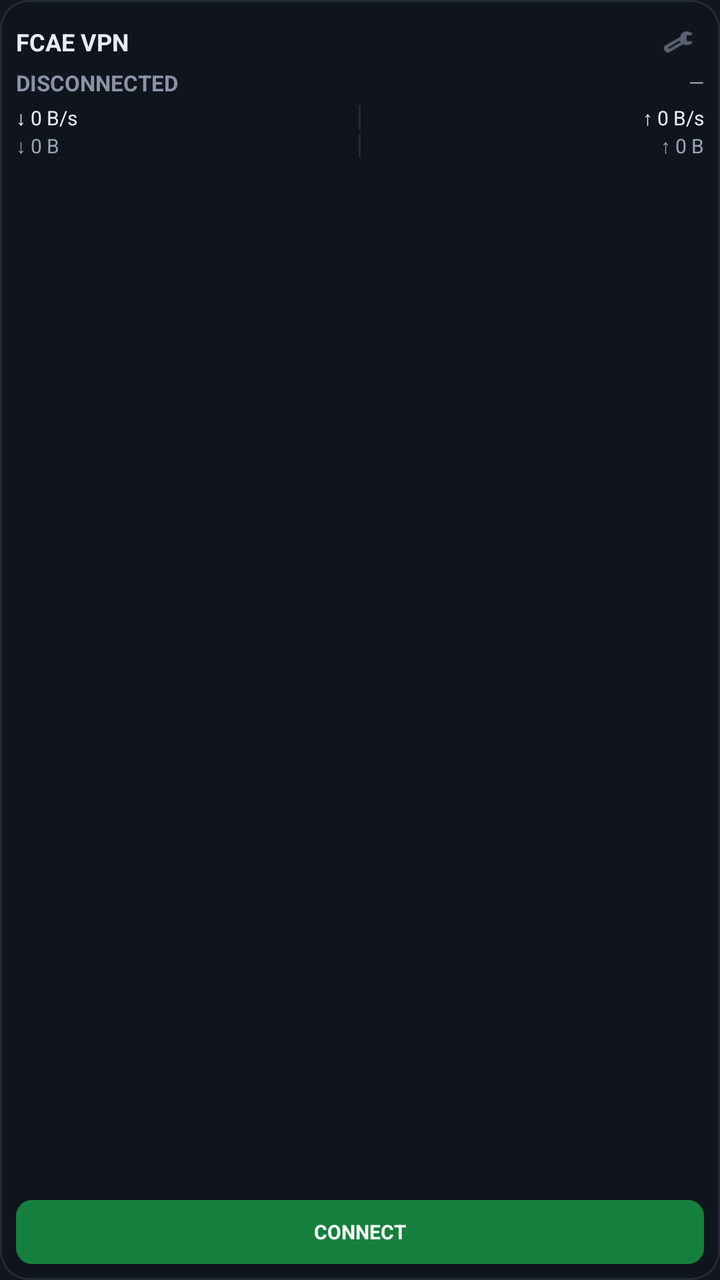
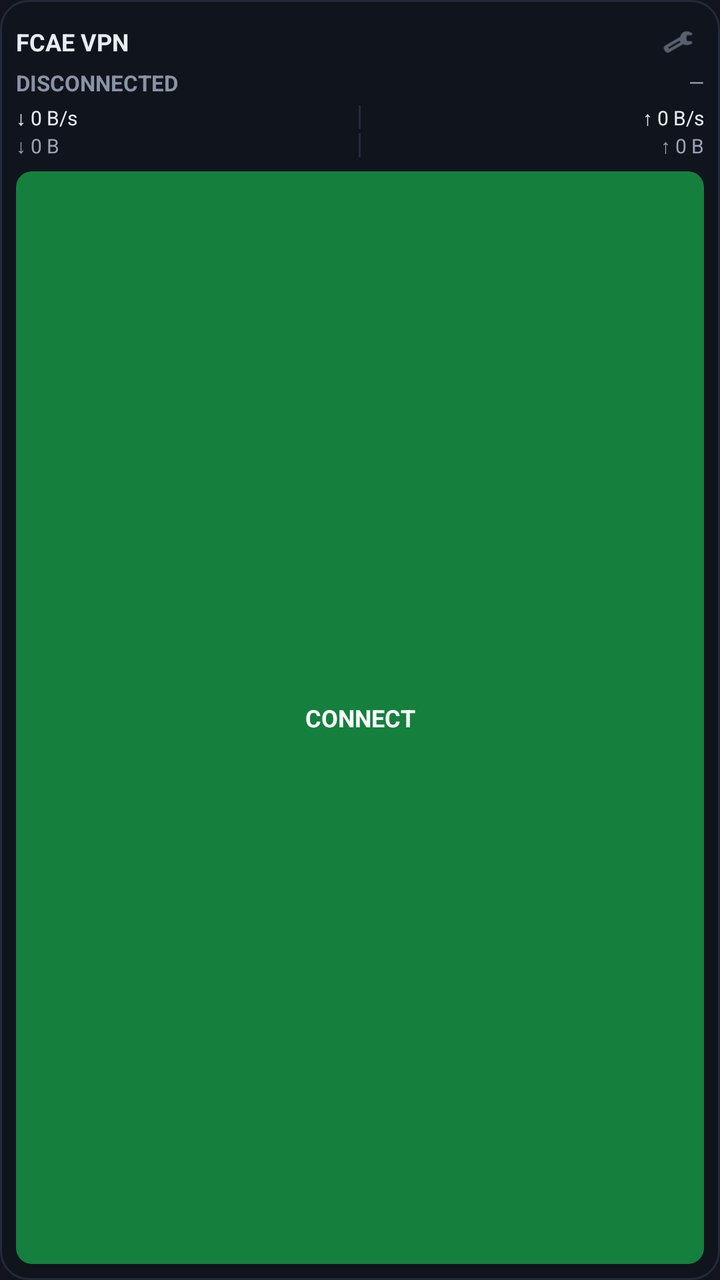

An Android layout rendered at two revisions. The XML below is the earlier revision; the diff shows what the commit changed to produce the second picture.
<!-- AndroidManifest.xml: application theme Theme.FCAEVPN -->
<!-- res/layout/widget_vpn.xml -->
<?xml version="1.0" encoding="utf-8"?>
<LinearLayout xmlns:android="http://schemas.android.com/apk/res/android"
    android:id="@+id/widget_root"
    android:layout_width="match_parent"
    android:layout_height="match_parent"
    android:background="@drawable/widget_bg"
    android:orientation="vertical"
    android:padding="8dp">

    
    <LinearLayout
        android:id="@+id/widget_header"
        android:layout_width="match_parent"
        android:layout_height="wrap_content"
        android:gravity="center_vertical"
        android:orientation="horizontal">

        <TextView
            android:id="@+id/widget_title"
            android:layout_width="0dp"
            android:layout_height="wrap_content"
            android:layout_weight="1"
            android:ellipsize="end"
            android:singleLine="true"
            android:text="FCAE VPN"
            android:textColor="#FFE8ECF4"
            android:textSize="12sp"
            android:textStyle="bold" />

        <ImageButton
            android:id="@+id/widget_btn_settings"
            android:layout_width="26dp"
            android:layout_height="26dp"
            android:background="@android:color/transparent"
            android:contentDescription="Settings"
            android:padding="5dp"
            android:scaleType="fitCenter"
            android:src="@android:drawable/ic_menu_preferences"
            android:tint="#FF8A93A6" />
    </LinearLayout>

    
    <LinearLayout
        android:layout_width="match_parent"
        android:layout_height="wrap_content"
        android:gravity="center_vertical"
        android:orientation="horizontal">

        <TextView
            android:id="@+id/widget_status"
            android:layout_width="0dp"
            android:layout_height="wrap_content"
            android:layout_weight="1"
            android:ellipsize="end"
            android:singleLine="true"
            android:text="DISCONNECTED"
            android:textColor="#FF8A93A6"
            android:textSize="11sp"
            android:textStyle="bold" />

        <TextView
            android:id="@+id/widget_rtt"
            android:layout_width="wrap_content"
            android:layout_height="wrap_content"
            android:layout_marginStart="4dp"
            android:singleLine="true"
            android:text="—"
            android:textColor="#FF9AA3B5"
            android:textSize="10sp" />
    </LinearLayout>

    
    <LinearLayout
        android:layout_width="match_parent"
        android:layout_height="wrap_content"
        android:layout_marginTop="3dp"
        android:gravity="center_vertical"
        android:orientation="horizontal">

        <TextView
            android:id="@+id/widget_rx_rate"
            android:layout_width="0dp"
            android:layout_height="wrap_content"
            android:layout_weight="1"
            android:ellipsize="end"
            android:singleLine="true"
            android:text="↓ 0 B/s"
            android:textColor="#FFE8ECF4"
            android:textSize="10sp" />

        <TextView
            android:layout_width="1dp"
            android:layout_height="12dp"
            android:layout_marginStart="4dp"
            android:layout_marginEnd="4dp"
            android:background="#FF242B38" />

        <TextView
            android:id="@+id/widget_tx_rate"
            android:layout_width="0dp"
            android:layout_height="wrap_content"
            android:layout_weight="1"
            android:ellipsize="end"
            android:gravity="end"
            android:singleLine="true"
            android:text="↑ 0 B/s"
            android:textColor="#FFE8ECF4"
            android:textSize="10sp" />
    </LinearLayout>

    
    <LinearLayout
        android:layout_width="match_parent"
        android:layout_height="wrap_content"
        android:gravity="center_vertical"
        android:orientation="horizontal">

        <TextView
            android:id="@+id/widget_rx_total"
            android:layout_width="0dp"
            android:layout_height="wrap_content"
            android:layout_weight="1"
            android:ellipsize="end"
            android:singleLine="true"
            android:text="↓ 0 B"
            android:textColor="#FF9AA3B5"
            android:textSize="10sp" />

        <TextView
            android:layout_width="1dp"
            android:layout_height="12dp"
            android:layout_marginStart="4dp"
            android:layout_marginEnd="4dp"
            android:background="#FF242B38" />

        <TextView
            android:id="@+id/widget_tx_total"
            android:layout_width="0dp"
            android:layout_height="wrap_content"
            android:layout_weight="1"
            android:ellipsize="end"
            android:gravity="end"
            android:singleLine="true"
            android:text="↑ 0 B"
            android:textColor="#FF9AA3B5"
            android:textSize="10sp" />
    </LinearLayout>

    
    <LinearLayout
        android:layout_width="match_parent"
        android:layout_height="0dp"
        android:layout_marginTop="6dp"
        android:layout_weight="1"
        android:gravity="bottom"
        android:orientation="horizontal">

        <TextView
            android:id="@+id/widget_btn_pause_resume"
            android:layout_width="0dp"
            android:layout_height="32dp"
            android:layout_marginEnd="6dp"
            android:layout_weight="1"
            android:background="@drawable/widget_btn_tun_stop"
            android:gravity="center"
            android:singleLine="true"
            android:text="STOP"
            android:textColor="#FFFFFFFF"
            android:textSize="10sp"
            android:textStyle="bold"
            android:visibility="gone" />

        <TextView
            android:id="@+id/widget_btn_action"
            android:layout_width="0dp"
            android:layout_height="32dp"
            android:layout_weight="2"
            android:background="@drawable/widget_btn_connect"
            android:gravity="center"
            android:singleLine="true"
            android:text="CONNECT"
            android:textColor="#FFFFFFFF"
            android:textSize="10sp"
            android:textStyle="bold" />
    </LinearLayout>

</LinearLayout>
<!-- resources referenced by this layout -->
<resources>
  <!-- drawable widget_bg (drawable) -->
  <?xml version="1.0" encoding="utf-8"?>
  <shape xmlns:android="http://schemas.android.com/apk/res/android"
      android:shape="rectangle">
      <solid android:color="#FF10141D" />
      <corners android:radius="14dp" />
      <stroke
          android:width="1dp"
          android:color="#FF242B38" />
  </shape>
  <!-- drawable widget_btn_connect (drawable) -->
  <?xml version="1.0" encoding="utf-8"?>
  <shape xmlns:android="http://schemas.android.com/apk/res/android"
      android:shape="rectangle">
      <solid android:color="#FF15803D" />
      <corners android:radius="8dp" />
  </shape>
  <!-- drawable widget_btn_tun_stop (drawable) -->
  <?xml version="1.0" encoding="utf-8"?>
  <shape xmlns:android="http://schemas.android.com/apk/res/android"
      android:shape="rectangle">
      <solid android:color="#FFB45309" />
      <corners android:radius="8dp" />
  </shape>
  <style name="Theme.FCAEVPN" parent="Theme.MaterialComponents.DayNight.NoActionBar">
          <item name="colorPrimary">#FF1A3A5C</item>
          <item name="colorPrimaryVariant">#FF0D2137</item>
          <item name="colorOnPrimary">#FFFFFFFF</item>
          <item name="android:windowBackground">#FF141420</item>
          
          <item name="android:textColorPrimary">#FFE8ECF4</item>
          <item name="android:textColorSecondary">#FFB0B8C8</item>
          
          <item name="android:editTextColor">#FFE8ECF4</item>
          <item name="android:textColorHint">#FF6B7280</item>
          
          <item name="android:colorControlActivated">#FF60A5FA</item>
          
          <item name="android:textColorLink">#FF60A5FA</item>
          
          <item name="android:windowLightStatusBar">false</item>
      </style>
</resources>

<!-- the commit's change to res/layout/widget_vpn.xml (unified diff, before → after) -->
@@ -152,13 +152,12 @@
         android:layout_height="0dp"
         android:layout_marginTop="6dp"
         android:layout_weight="1"
-        android:gravity="bottom"
         android:orientation="horizontal">
 
         <TextView
             android:id="@+id/widget_btn_pause_resume"
             android:layout_width="0dp"
-            android:layout_height="32dp"
+            android:layout_height="match_parent"
             android:layout_marginEnd="6dp"
             android:layout_weight="1"
             android:background="@drawable/widget_btn_tun_stop"
@@ -166,21 +165,21 @@
             android:singleLine="true"
             android:text="STOP"
             android:textColor="#FFFFFFFF"
-            android:textSize="10sp"
+            android:textSize="12sp"
             android:textStyle="bold"
             android:visibility="gone" />
 
         <TextView
             android:id="@+id/widget_btn_action"
             android:layout_width="0dp"
-            android:layout_height="32dp"
+            android:layout_height="match_parent"
             android:layout_weight="2"
             android:background="@drawable/widget_btn_connect"
             android:gravity="center"
             android:singleLine="true"
             android:text="CONNECT"
             android:textColor="#FFFFFFFF"
-            android:textSize="10sp"
+            android:textSize="12sp"
             android:textStyle="bold" />
     </LinearLayout>
 
